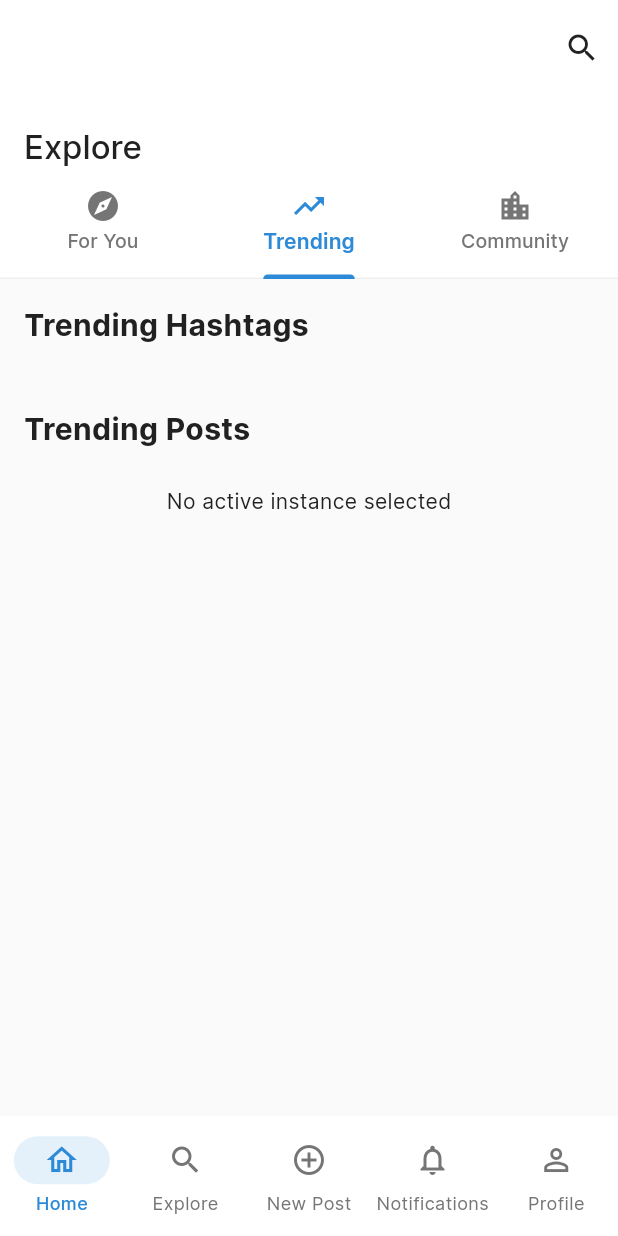
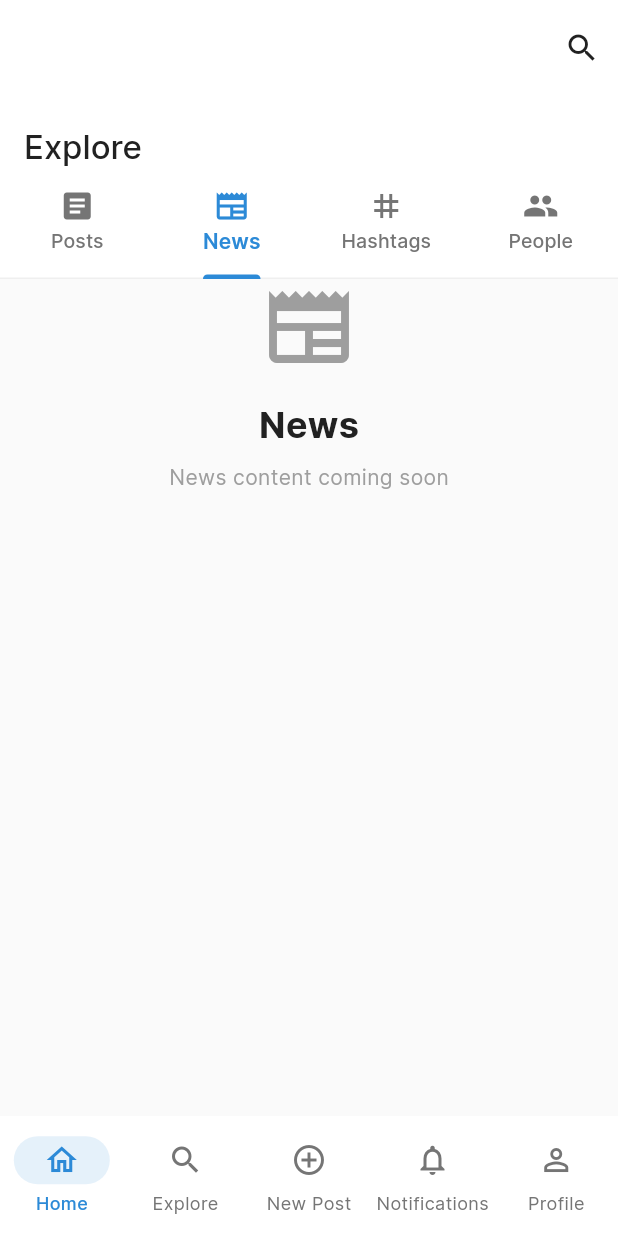
Before and after one commit to DimazzzZ/pixelodon, a Flutter app: the ExploreScreen screen opened by its route, tab 2 chosen, on a phone screen of 412 x 824 dp. Run offline on Flutter 3.47's test engine with Material 3 defaults, Android fonts, the phone set to English and light mode, and no system bars; drawn by our look-alikes of flutter_platform_widgets; our stand-ins replace app_links, cached_network_image, dio, flutter_animate, flutter_dotenv, flutter_html and 9 more; missing offline and left inert: flutter_web_auth_2; accounts and stored records are empty; generated files the repository leaves out were written again.

Commit message:
feat(explore_screen): adapt tab behavior for Pixelfed and Mastodon with dynamic tab count and content

```diff
--- a/lib/features/explore/screens/explore_screen.dart
+++ b/lib/features/explore/screens/explore_screen.dart
@@ -457,7 +457,12 @@ class _ExploreScreenState extends ConsumerState<ExploreScreen> with SingleTicker
   @override
   void initState() {
     super.initState();
-    _tabController = TabController(length: 3, vsync: this);
+    // Determine tab count based on instance type
+    final activeInstance = ref.read(activeInstanceProvider);
+    final isPixelfed = activeInstance?.isPixelfed ?? false;
+    final tabCount = isPixelfed ? 3 : 4; // Pixelfed: 3 tabs, Mastodon: 4 tabs
+
+    _tabController = TabController(length: tabCount, vsync: this);
 
     // Listen to tab changes to set filters appropriately
     _tabController.addListener(() {
@@ -480,16 +485,29 @@ class _ExploreScreenState extends ConsumerState<ExploreScreen> with SingleTicker
 
   /// Set filters based on the tab index
   void _setFiltersForTab(int tabIndex) {
+    final activeInstance = ref.read(activeInstanceProvider);
+    final isPixelfed = activeInstance?.isPixelfed ?? false;
     final timelineNotifier = ref.read(publicTimelineProvider.notifier);
 
+    if (isPixelfed) {
+      // Pixelfed tabs: Posts, Hashtags, People
       switch (tabIndex) {
-      case 0: // For You / Discover tab
+        case 0: // Posts tab
           timelineNotifier.setFilters(local: false, onlyMedia: true);
           break;
-      case 2: // Local / Community tab
-        timelineNotifier.setFilters(local: true, onlyMedia: false);
+        // Hashtags and People tabs don't use timeline data
+      }
+    } else {
+      // Mastodon tabs: Posts, News, Hashtags, People
+      switch (tabIndex) {
+        case 0: // Posts tab
+          timelineNotifier.setFilters(local: false, onlyMedia: false);
           break;
-      // Tab 1 is trending, which doesn't use timeline data
+        case 1: // News tab
+          timelineNotifier.setFilters(local: false, onlyMedia: false);
+          break;
+        // Hashtags and People tabs don't use timeline data
+      }
     }
   }
 
@@ -534,11 +552,7 @@ class _ExploreScreenState extends ConsumerState<ExploreScreen> with SingleTicker
             Expanded(
               child: IndexedStack(
                 index: _tabController.index,
-                children: [
-                  _buildForYouTab(),
-                  _buildTrendingTab(),
-                  _buildLocalTab(),
-                ],
+                children: _buildIOSTabViews(context, isPixelfed),
               ),
             ),
           ],
@@ -549,8 +563,10 @@ class _ExploreScreenState extends ConsumerState<ExploreScreen> with SingleTicker
 
   /// Build Material 3 scaffold with SliverAppBar and TabBar
   Widget _buildMaterialScaffold(BuildContext context, bool isPixelfed) {
+    final tabCount = isPixelfed ? 3 : 4; // Pixelfed: 3 tabs, Mastodon: 4 tabs
+
     return DefaultTabController(
-      length: 3,
+      length: tabCount,
       child: Scaffold(
         body: NestedScrollView(
           headerSliverBuilder: (context, innerBoxIsScrolled) {
@@ -588,20 +604,7 @@ class _ExploreScreenState extends ConsumerState<ExploreScreen> with SingleTicker
                       ? null
                       : TabBar(
                           controller: _tabController,
-                          tabs: [
-                            Tab(
-                              icon: const Icon(Icons.explore),
-                              text: isPixelfed ? 'Discover' : 'For You',
-                            ),
-                            const Tab(
-                              icon: Icon(Icons.trending_up),
-                              text: 'Trending',
-                            ),
-                            Tab(
-                              icon: const Icon(Icons.location_city),
-                              text: isPixelfed ? 'Local' : 'Community',
-                            ),
-                          ],
+                          tabs: _buildMaterialTabs(isPixelfed),
                         ),
                 ),
               ),
@@ -612,20 +615,7 @@ class _ExploreScreenState extends ConsumerState<ExploreScreen> with SingleTicker
                     elevation: 4,
                     child: TabBar(
                       controller: _tabController,
-                      tabs: [
-                        Tab(
-                          icon: const Icon(Icons.explore),
-                          text: isPixelfed ? 'Discover' : 'For You',
-                        ),
-                        const Tab(
-                          icon: Icon(Icons.trending_up),
-                          text: 'Trending',
-                        ),
-                        Tab(
-                          icon: const Icon(Icons.location_city),
-                          text: isPixelfed ? 'Local' : 'Community',
-                        ),
-                      ],
+                      tabs: _buildMaterialTabs(isPixelfed),
                     ),
                   ),
                 ),
@@ -633,11 +623,7 @@ class _ExploreScreenState extends ConsumerState<ExploreScreen> with SingleTicker
           },
           body: TabBarView(
             controller: _tabController,
-            children: [
-              _buildMaterialForYouTab(context),
-              _buildMaterialTrendingTab(context),
-              _buildMaterialLocalTab(context),
-            ],
+            children: _buildMaterialTabViews(context, isPixelfed),
           ),
         ),
       ),
@@ -717,8 +703,108 @@ class _ExploreScreenState extends ConsumerState<ExploreScreen> with SingleTicker
     }
   }
 
+  /// Build Material tabs based on platform type
+  List<Tab> _buildMaterialTabs(bool isPixelfed) {
+    if (isPixelfed) {
+      // Pixelfed: Posts, Hashtags, People
+      return const [
+        Tab(icon: Icon(Icons.photo_library), text: 'Posts'),
+        Tab(icon: Icon(Icons.tag), text: 'Hashtags'),
+        Tab(icon: Icon(Icons.people), text: 'People'),
+      ];
+    } else {
+      // Mastodon: Posts, News, Hashtags, People
+      return const [
+        Tab(icon: Icon(Icons.article), text: 'Posts'),
+        Tab(icon: Icon(Icons.newspaper), text: 'News'),
+        Tab(icon: Icon(Icons.tag), text: 'Hashtags'),
+        Tab(icon: Icon(Icons.people), text: 'People'),
+      ];
+    }
+  }
+
+  /// Build Material tab views based on platform type
+  List<Widget> _buildMaterialTabViews(BuildContext context, bool isPixelfed) {
+    if (isPixelfed) {
+      // Pixelfed: Posts, Hashtags, People
+      return [
+        _buildMaterialPostsTab(context),
+        _buildMaterialHashtagsTab(context),
+        _buildMaterialPeopleTab(context),
+      ];
+    } else {
+      // Mastodon: Posts, News, Hashtags, People
+      return [
+        _buildMaterialPostsTab(context),
+        _buildMaterialNewsTab(context),
+        _buildMaterialHashtagsTab(context),
+        _buildMaterialPeopleTab(context),
+      ];
+    }
+  }
+
+  /// Build iOS tab views based on platform type
+  List<Widget> _buildIOSTabViews(BuildContext context, bool isPixelfed) {
+    if (isPixelfed) {
+      // Pixelfed: Posts, Hashtags, People
+      return [
+        _buildPostsTab(),
+        _buildHashtagsTab(),
+        _buildPeopleTab(),
+      ];
+    } else {
+      // Mastodon: Posts, News, Hashtags, People
+      return [
+        _buildPostsTab(),
+        _buildNewsTab(),
+        _buildHashtagsTab(),
+        _buildPeopleTab(),
+      ];
+    }
+  }
+
   /// Build iOS segmented control for tabs
   Widget _buildIOSSegmentedControl(BuildContext context, bool isPixelfed) {
+    Map<int, Widget> children;
+
+    if (isPixelfed) {
+      // Pixelfed: Posts, Hashtags, People
+      children = {
+        0: const Padding(
+          padding: EdgeInsets.symmetric(horizontal: 12, vertical: 8),
+          child: Text('Posts'),
+        ),
+        1: const Padding(
+          padding: EdgeInsets.symmetric(horizontal: 12, vertical: 8),
+          child: Text('Hashtags'),
+        ),
+        2: const Padding(
+          padding: EdgeInsets.symmetric(horizontal: 12, vertical: 8),
+          child: Text('People'),
+        ),
+      };
+    } else {
+      // Mastodon: Posts, News, Hashtags, People
+      children = {
+        0: const Padding(
+          padding: EdgeInsets.symmetric(horizontal: 12, vertical: 8),
+          child: Text('Posts'),
+        ),
+        1: const Padding(
+          padding: EdgeInsets.symmetric(horizontal: 12, vertical: 8),
+          child: Text('News'),
+        ),
+        2: const Padding(
+          padding: EdgeInsets.symmetric(horizontal: 12, vertical: 8),
+          child: Text('Hashtags'),
+        ),
+        3: const Padding(
+          padding: EdgeInsets.symmetric(horizontal: 12, vertical: 8),
+          child: Text('People'),
+        ),
+      };
+    }
+
     return Padding(
       padding: const EdgeInsets.fromLTRB(16.0, 8.0, 16.0, 8.0),
       child: CupertinoSlidingSegmentedControl<int>(
@@ -728,78 +814,15 @@ class _ExploreScreenState extends ConsumerState<ExploreScreen> with SingleTicker
             _tabController.animateTo(value);
           }
         },
-        children: {
-          0: Padding(
-            padding: const EdgeInsets.symmetric(horizontal: 12, vertical: 8),
-            child: Text(isPixelfed ? 'Discover' : 'For You'),
-          ),
-          1: const Padding(
-            padding: EdgeInsets.symmetric(horizontal: 12, vertical: 8),
-            child: Text('Trending'),
-          ),
-          2: Padding(
-            padding: const EdgeInsets.symmetric(horizontal: 12, vertical: 8),
-            child: Text(isPixelfed ? 'Local' : 'Community'),
-          ),
-        },
+        children: children,
       ),
     );
   }
 
-  /// Build Material tab content with proper overlap handling
-  Widget _buildMaterialForYouTab(BuildContext context) {
-    return Builder(
-      builder: (context) {
-        return CustomScrollView(
-          slivers: [
-            SliverOverlapInjector(
-              handle: NestedScrollView.sliverOverlapAbsorberHandleFor(context),
-            ),
-            SliverToBoxAdapter(
-              child: _buildForYouTab(),
-            ),
-          ],
-        );
-      },
-    );
-  }
 
-  Widget _buildMaterialTrendingTab(BuildContext context) {
-    return Builder(
-      builder: (context) {
-        return CustomScrollView(
-          slivers: [
-            SliverOverlapInjector(
-              handle: NestedScrollView.sliverOverlapAbsorberHandleFor(context),
-            ),
-            SliverToBoxAdapter(
-              child: _buildTrendingTab(),
-            ),
-          ],
-        );
-      },
-    );
-  }
 
-  Widget _buildMaterialLocalTab(BuildContext context) {
-    return Builder(
-      builder: (context) {
-        return CustomScrollView(
-          slivers: [
-            SliverOverlapInjector(
-              handle: NestedScrollView.sliverOverlapAbsorberHandleFor(context),
-            ),
-            SliverToBoxAdapter(
-              child: _buildLocalTab(),
-            ),
-          ],
-        );
-      },
-    );
-  }
-
-  /// Build the For You / Discover tab
-  Widget _buildForYouTab() {
+  /// Build the Posts tab (iOS)
+  Widget _buildPostsTab() {
     final timelineState = ref.watch(publicTimelineProvider);
     final timelineNotifier = ref.read(publicTimelineProvider.notifier);
 
@@ -823,121 +846,186 @@ class _ExploreScreenState extends ConsumerState<ExploreScreen> with SingleTicker
     );
   }
 
-  /// Build the Trending tab
-  Widget _buildTrendingTab() {
+
+
+  /// Build the News tab (iOS - Mastodon only)
+  Widget _buildNewsTab() {
+    return const Center(
+      child: Column(
+        mainAxisAlignment: MainAxisAlignment.center,
+        children: [
+          Icon(Icons.newspaper, size: 64, color: Colors.grey),
+          SizedBox(height: 16),
+          Text(
+            'News',
+            style: TextStyle(fontSize: 24, fontWeight: FontWeight.bold),
+          ),
+          SizedBox(height: 8),
+          Text(
+            'News content coming soon',
+            style: TextStyle(color: Colors.grey),
+          ),
+        ],
+      ),
+    );
+  }
+
+  /// Build the Hashtags tab (iOS)
+  Widget _buildHashtagsTab() {
     final trendingHashtags = ref.watch(trendingHashtagsProvider);
-    final trendingState = ref.watch(trendingTimelineProvider);
-    final trendingNotifier = ref.read(trendingTimelineProvider.notifier);
 
-    Widget hashtagsHeader = trendingHashtags.when(
+    return trendingHashtags.when(
       data: (hashtags) {
-        return Column(
-          crossAxisAlignment: CrossAxisAlignment.start,
+        if (hashtags.isEmpty) {
+          return const Center(
+            child: Column(
+              mainAxisAlignment: MainAxisAlignment.center,
               children: [
-            const Text(
-              'Trending Hashtags',
-              style: TextStyle(
-                fontSize: 20,
-                fontWeight: FontWeight.bold,
+                Icon(Icons.tag, size: 64, color: Colors.grey),
+                SizedBox(height: 16),
+                Text(
+                  'No trending hashtags',
+                  style: TextStyle(fontSize: 18, color: Colors.grey),
+                ),
+              ],
+            ),
+          );
+        }
+
+        return ListView.builder(
+          padding: const EdgeInsets.all(16),
+          itemCount: hashtags.length,
+          itemBuilder: (context, index) {
+            final hashtag = hashtags[index];
+            return Container(
+              margin: const EdgeInsets.only(bottom: 8),
+              decoration: BoxDecoration(
+                color: Theme.of(context).cardColor,
+                borderRadius: BorderRadius.circular(8),
+                boxShadow: [
+                  BoxShadow(
+                    color: Colors.black.withOpacity(0.1),
+                    blurRadius: 4,
+                    offset: const Offset(0, 2),
+                  ),
+                ],
+              ),
+              child: ListTile(
+                leading: const Icon(Icons.tag),
+                title: Text('#$hashtag'),
+                subtitle: Text('Trending hashtag'),
+                onTap: () {
+                  context.push('/tag/$hashtag');
+                },
+              ),
+            );
+          },
+        );
+      },
+      loading: () => const Center(child: CircularProgressIndicator()),
+      error: (error, stack) => Center(
+        child: Column(
+          mainAxisAlignment: MainAxisAlignment.center,
+          children: [
+            const Icon(Icons.error, size: 64, color: Colors.red),
+            const SizedBox(height: 16),
+            Text('Error loading hashtags: $error'),
+          ],
         ),
       ),
-            const SizedBox(height: 16),
-            Wrap(
-              spacing: 8,
-              runSpacing: 8,
-              children: hashtags.map((tag) {
-                return ActionChip(
-                  label: Text('#$tag'),
-                  onPressed: () {
-                    context.push('/tag/$tag');
-                  },
     );
-              }).toList(),
+  }
+
+  /// Build the People tab (iOS)
+  Widget _buildPeopleTab() {
+    return const Center(
+      child: Column(
+        mainAxisAlignment: MainAxisAlignment.center,
+        children: [
+          Icon(Icons.people, size: 64, color: Colors.grey),
+          SizedBox(height: 16),
+          Text(
+            'People',
+            style: TextStyle(fontSize: 24, fontWeight: FontWeight.bold),
           ),
-            const SizedBox(height: 24),
-            const Text(
-              'Trending Posts',
-              style: TextStyle(
-                fontSize: 20,
-                fontWeight: FontWeight.bold,
+          SizedBox(height: 8),
+          Text(
+            'People discovery coming soon',
+            style: TextStyle(color: Colors.grey),
           ),
+        ],
       ),
-            const SizedBox(height: 8),
+    );
+  }
+
+  /// Build the Posts tab (Material)
+  Widget _buildMaterialPostsTab(BuildContext context) {
+    return Builder(
+      builder: (context) {
+        return CustomScrollView(
+          slivers: [
+            SliverOverlapInjector(
+              handle: NestedScrollView.sliverOverlapAbsorberHandleFor(context),
+            ),
+            SliverToBoxAdapter(
+              child: _buildPostsTab(),
+            ),
           ],
         );
       },
-      loading: () => const Padding(
-        padding: EdgeInsets.all(16),
-        child: Row(
-          children: [
-            SizedBox(
-              width: 16,
-              height: 16,
-              child: CircularProgressIndicator(strokeWidth: 2),
+    );
+  }
+
+  /// Build the News tab (Material - Mastodon only)
+  Widget _buildMaterialNewsTab(BuildContext context) {
+    return Builder(
+      builder: (context) {
+        return CustomScrollView(
+          slivers: [
+            SliverOverlapInjector(
+              handle: NestedScrollView.sliverOverlapAbsorberHandleFor(context),
             ),
-            SizedBox(width: 8),
-            Text('Loading trending hashtags...'),
-          ],
-        ),
-      ),
-      error: (error, _) => Padding(
-        padding: const EdgeInsets.all(16),
-        child: Text('Failed to load trending hashtags: $error'),
-      ),
-    );
-
-    return Column(
-      crossAxisAlignment: CrossAxisAlignment.start,
-      children: [
-        Padding(
-          padding: const EdgeInsets.all(16.0),
-          child: hashtagsHeader,
-        ),
-        Expanded(
-          child: FeedList(
-            statuses: trendingState.statuses,
-            isLoading: trendingState.isLoading,
-            hasError: trendingState.hasError,
-            errorMessage: trendingState.errorMessage,
-            hasMore: trendingState.hasMore,
-            onLoadMore: trendingNotifier.loadMore,
-            onRefresh: trendingNotifier.refresh,
-            onPostLiked: (status, liked) {
-              trendingNotifier.updateStatus(status);
-            },
-            onPostReblogged: (status, reblogged) {
-              trendingNotifier.updateStatus(status);
-            },
-            onPostBookmarked: (status, bookmarked) {
-              trendingNotifier.updateStatus(status);
-            },
-          ),
+            SliverToBoxAdapter(
+              child: _buildNewsTab(),
             ),
           ],
         );
+      },
+    );
   }
 
-  /// Build the Local / Community tab
-  Widget _buildLocalTab() {
-    final timelineState = ref.watch(publicTimelineProvider);
-    final timelineNotifier = ref.read(publicTimelineProvider.notifier);
+  /// Build the Hashtags tab (Material)
+  Widget _buildMaterialHashtagsTab(BuildContext context) {
+    return Builder(
+      builder: (context) {
+        return CustomScrollView(
+          slivers: [
+            SliverOverlapInjector(
+              handle: NestedScrollView.sliverOverlapAbsorberHandleFor(context),
+            ),
+            SliverToBoxAdapter(
+              child: _buildHashtagsTab(),
+            ),
+          ],
+        );
+      },
+    );
+  }
 
-    return FeedList(
-      statuses: timelineState.statuses,
-      isLoading: timelineState.isLoading,
-      hasError: timelineState.hasError,
-      errorMessage: timelineState.errorMessage,
-      hasMore: timelineState.hasMore,
-      onLoadMore: timelineNotifier.loadMore,
-      onRefresh: timelineNotifier.refreshTimeline,
-      onPostLiked: (status, liked) {
-        timelineNotifier.updateStatus(status);
-      },
-      onPostReblogged: (status, reblogged) {
-        timelineNotifier.updateStatus(status);
-      },
-      onPostBookmarked: (status, bookmarked) {
-        timelineNotifier.updateStatus(status);
+  /// Build the People tab (Material)
+  Widget _buildMaterialPeopleTab(BuildContext context) {
+    return Builder(
+      builder: (context) {
+        return CustomScrollView(
+          slivers: [
+            SliverOverlapInjector(
+              handle: NestedScrollView.sliverOverlapAbsorberHandleFor(context),
+            ),
+            SliverToBoxAdapter(
+              child: _buildPeopleTab(),
+            ),
+          ],
+        );
       },
     );
   }
```
Lines whose indentation alone changed are shown as unchanged.
